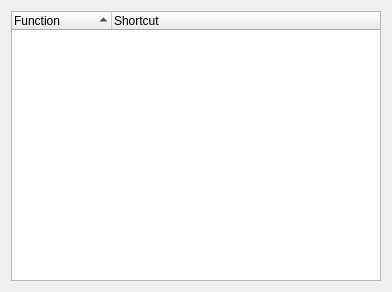
This is player/ui/shortcuts.ui in danvratil/TepSonic as Qt 5 draws it before an edit. The edited form follows.
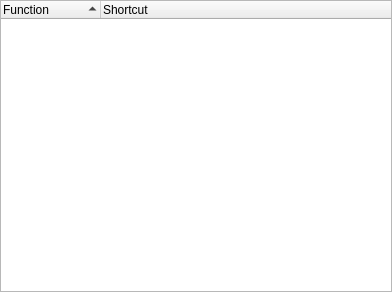
This is the edited form.

Commit message: Import icon for Shortcuts tab in Settings dialog

```diff
--- a/player/ui/shortcuts.ui
+++ b/player/ui/shortcuts.ui
@@ -14,6 +14,12 @@
    <string>Form</string>
   </property>
   <layout class="QGridLayout" name="gridLayout">
+   <property name="margin">
+    <number>0</number>
+   </property>
+   <property name="spacing">
+    <number>0</number>
+   </property>
    <item row="0" column="0">
     <widget class="QTreeWidget" name="shortcutsList">
      <property name="indentation">
```
The commit also changes 3 other files.
